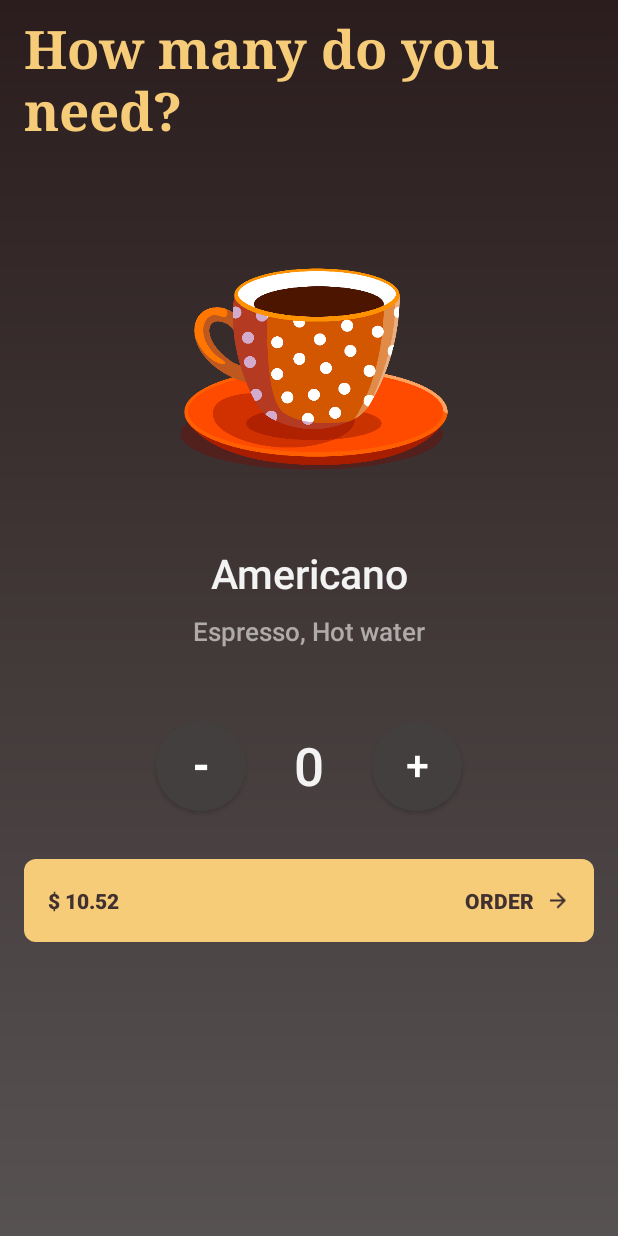
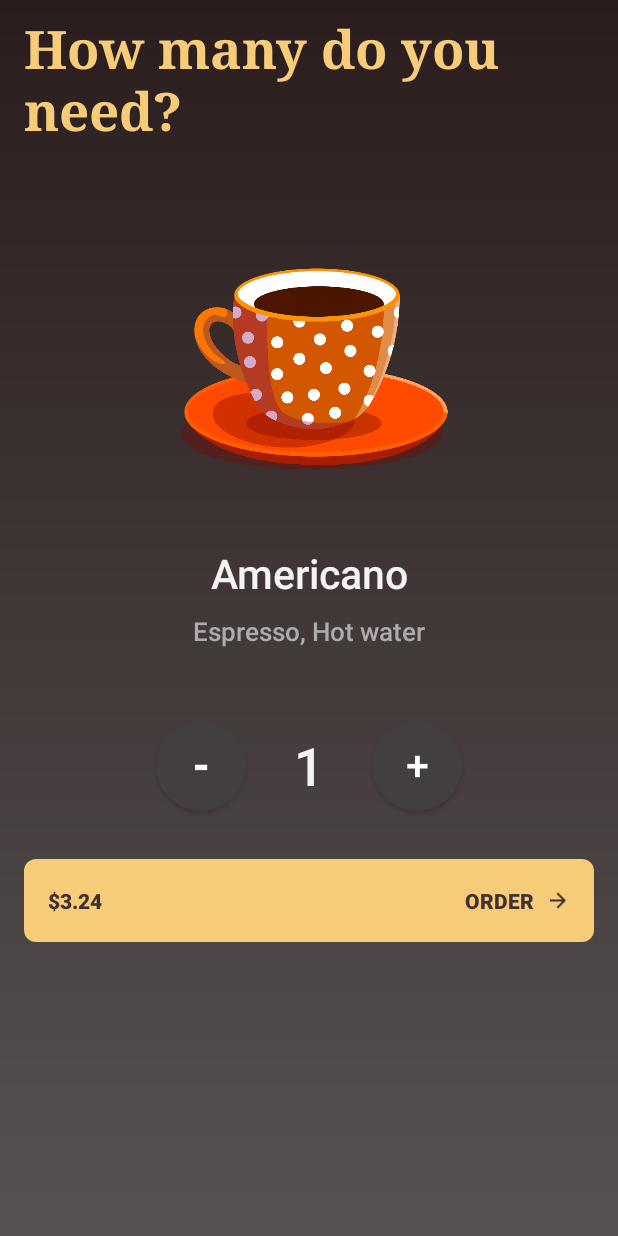
Before and after one commit to CodeWithSouma/Coffee-Order-App, an Android app: the screen it shows after launch (OrderSummary), after a tap on "Americano", on a phone screen of 412 x 824 dp. Run offline under Robolectric (Android 15) with nearby library versions, the phone set to English and light mode, and no system bars.

Commit message:
add functionality of orderSummary activity

```diff
--- a/app/src/main/java/com/codewithsouma/coffeeorderapp/DashBoard.java
+++ b/app/src/main/java/com/codewithsouma/coffeeorderapp/DashBoard.java
@@ -18,6 +18,7 @@ public class DashBoard extends AppCompatActivity {
 
     private String[] coffeeNames;
     private String[] coffeeDescriptions;
+    private String[] coffeePrices;
 
     @Override
     protected void onCreate(Bundle savedInstanceState) {
@@ -25,6 +26,7 @@ public class DashBoard extends AppCompatActivity {
         setContentView(R.layout.dashboard);
         coffeeNames = getResources().getStringArray(R.array.coffee_names);
         coffeeDescriptions = getResources().getStringArray(R.array.coffee_description);
+        coffeePrices = getResources().getStringArray(R.array.coffee_prices);
 
     }
 
@@ -52,15 +54,17 @@ public class DashBoard extends AppCompatActivity {
         String coffeeName = coffeeNames[cardIndex];
         String coffeeDescription = coffeeDescriptions[cardIndex];
         int coffeeImage = coffeeImages[cardIndex];
+        double coffeePrice = Double.parseDouble(coffeePrices[cardIndex]);
 
-        startOrderSummaryActivity(coffeeName, coffeeDescription, coffeeImage);
+        startOrderSummaryActivity(coffeeName, coffeeDescription, coffeeImage,coffeePrice);
     }
 
-    private void startOrderSummaryActivity(String coffeeName, String coffeeDescription, int coffeeImage) {
+    private void startOrderSummaryActivity(String coffeeName, String coffeeDescription, int coffeeImage, double coffeePrice) {
         Intent orderSummaryActivity = new Intent(this, OrderSummary.class);
         orderSummaryActivity.putExtra("coffeeName",coffeeName);
         orderSummaryActivity.putExtra("coffeeImage",coffeeImage);
         orderSummaryActivity.putExtra("coffeeDescription",coffeeDescription);
+        orderSummaryActivity.putExtra("coffeePrice",coffeePrice);
         this.startActivity(orderSummaryActivity);
     }
 
--- a/app/src/main/java/com/codewithsouma/coffeeorderapp/OrderSummary.java
+++ b/app/src/main/java/com/codewithsouma/coffeeorderapp/OrderSummary.java
@@ -3,19 +3,25 @@ package com.codewithsouma.coffeeorderapp;
 import androidx.appcompat.app.AppCompatActivity;
 
 import android.os.Bundle;
+import android.view.View;
 import android.widget.ImageView;
 import android.widget.TextView;
 
+import java.text.NumberFormat;
+import java.util.Locale;
+
 public class OrderSummary extends AppCompatActivity {
-    //    private int quantity = 2;
-
     private int coffeeImage;
     private String coffeeName;
     private String coffeeDescription;
+    private double priceOfEveryCup;
+    private int quantity = 1;
 
     private ImageView coffeeImageView;
     private TextView coffeeNameTextView;
     private TextView coffeeDescriptionTextView;
+    private TextView quantityTextView;
+    private TextView priceTextView;
 
     @Override
     protected void onCreate(Bundle savedInstanceState) {
@@ -29,53 +35,64 @@ public class OrderSummary extends AppCompatActivity {
             collectDataFromIntent(bundle);
             updateUI();
         }
-
-//        displayQuantity();
-//        displayPrice();
-
     }
 
     private void findAllViews() {
         coffeeImageView = this.findViewById(R.id.coffee_image_view_ID);
         coffeeNameTextView = this.findViewById(R.id.coffee_name_text_view_ID);
         coffeeDescriptionTextView = this.findViewById(R.id.coffee_description_text_view_ID);
+        quantityTextView = this.findViewById(R.id.quantity_text_view);
+        priceTextView = this.findViewById(R.id.price_text_view);
     }
 
     private void updateUI() {
         coffeeImageView.setImageResource(coffeeImage);
         coffeeNameTextView.setText(coffeeName);
         coffeeDescriptionTextView.setText(coffeeDescription);
+        displayQuantity();
+        displayPrice();
     }
 
     private void collectDataFromIntent(Bundle bundle) {
         coffeeName = bundle.getString("coffeeName");
         coffeeDescription = bundle.getString("coffeeDescription");
         coffeeImage = bundle.getInt("coffeeImage");
+        priceOfEveryCup = bundle.getDouble("coffeePrice");
+    }
+
+    public void increment(View view) {
+        quantity++;
+        displayQuantity();
+        displayPrice();
+    }
+
+    public void decrement(View view) {
+        if (quantity <= 1) return;
+        quantity--;
+        displayQuantity();
+        displayPrice();
+    }
+
+
+    private void displayQuantity() {
+        quantityTextView.setText(Integer.toString(quantity));
     }
 
      /* public void submitOrder(View view) {
         displayQuantity();
         displayPrice();
         displayOrderSummary("Souma");
-        startActivity(new Intent(this,OrderSummary.class));
     }*/
 
-    /*private int calculatePrice() {
-        final int PRICE_OF_EVERY_CUP = 5;
-        return quantity * PRICE_OF_EVERY_CUP;
-    }
-
-    private void displayQuantity() {
-        TextView quantityTextView = findViewById(R.id.quantity_text_view);
-        quantityTextView.setText(Integer.toString(quantity));
+    private double calculatePrice() {
+        return quantity * priceOfEveryCup;
     }
 
     private void displayPrice() {
-        int price = calculatePrice();
-        TextView priceTextView = findViewById(R.id.price_text_view);
+        double price = calculatePrice();
         String formattedPrice = NumberFormat.getCurrencyInstance(Locale.US).format(price);
-        priceTextView.setText("Total price: " + formattedPrice);
-    }*/
+        priceTextView.setText(formattedPrice);
+    }
 
     /*public void displayOrderSummary(String name) {
         int price = calculatePrice();
@@ -88,16 +105,5 @@ public class OrderSummary extends AppCompatActivity {
 
     }*/
 
-/*    public void increment(View view) {
-        quantity++;
-        displayQuantity();
-        displayPrice();
-    }
 
-    public void decrement(View view) {
-        if (quantity <= 1) return;
-        quantity--;
-        displayQuantity();
-        displayPrice();
-    }*/
 }
--- a/app/src/main/res/layout/order_summary.xml
+++ b/app/src/main/res/layout/order_summary.xml
@@ -81,6 +81,7 @@
                 android:background="@drawable/circle"
                 android:gravity="center_horizontal"
                 android:text="@string/decrement"
+                android:onClick="decrement"
                 android:textSize="27sp"
                 android:textStyle="bold"
                 app:backgroundTint="@color/button_color" />
@@ -105,6 +106,7 @@
                 android:fontFamily="sans-serif-light"
                 android:gravity="center_horizontal"
                 android:text="@string/increment"
+                android:onClick="increment"
                 android:textSize="27sp"
                 android:textStyle="bold"
                 app:backgroundTint="@color/button_color" />
--- a/app/src/main/res/values/strings.xml
+++ b/app/src/main/res/values/strings.xml
@@ -20,6 +20,21 @@
     <string name="latte">Latte</string>
     <string name="espresso">Espresso</string>
 
+    <string name="americano_desc">Espresso, Hot water</string>
+    <string name="black_coffee_desc">Chocolate, Steamed milk foam</string>
+    <string name="cappuccino_desc">Double espresso, Steamed milk foam</string>
+    <string name="mocha_desc">Chocolate, Espresso, Hot milk</string>
+    <string name="latte_desc">Espresso, Milk</string>
+    <string name="espresso_desc">Double espresso, Hot milk</string>
+    <string name="choose_your_drink">Choose your drink</string>
+
+    <string name="americano_price">$3.24</string>
+    <string name="black_coffee_price">$4.54</string>
+    <string name="cappuccino_price">$3.21</string>
+    <string name="mocha_price">$2.23</string>
+    <string name="latte_price">$3.54</string>
+    <string name="espresso_price">$5.24</string>
+
     <string-array name="coffee_names">
         <item>Americano</item>
         <item>Black coffee</item>
@@ -29,14 +44,6 @@
         <item>Espresso</item>
     </string-array>
 
-    <string name="americano_desc">Espresso, Hot water</string>
-    <string name="black_coffee_desc">Chocolate, Steamed milk foam</string>
-    <string name="cappuccino_desc">Double espresso, Steamed milk foam</string>
-    <string name="mocha_desc">Chocolate, Espresso, Hot milk</string>
-    <string name="latte_desc">Espresso, Milk</string>
-    <string name="espresso_desc">Double espresso, Hot milk</string>
-    <string name="choose_your_drink">Choose your drink</string>
-
     <string-array name="coffee_description">
         <item>Espresso, Hot water</item>
         <item>Chocolate, Steamed milk foam</item>
@@ -45,4 +52,13 @@
         <item>Espresso, Milk</item>
         <item>Double espresso, Hot milk</item>
     </string-array>
+
+    <string-array name="coffee_prices">
+        <item>3.24</item>
+        <item>4.54</item>
+        <item>3.21</item>
+        <item>2.23</item>
+        <item>3.54</item>
+        <item>5.24</item>
+    </string-array>
 </resources>
```
Also changed, not shown: app/src/main/res/layout/dashboard.xml (+6 -6 lines).
